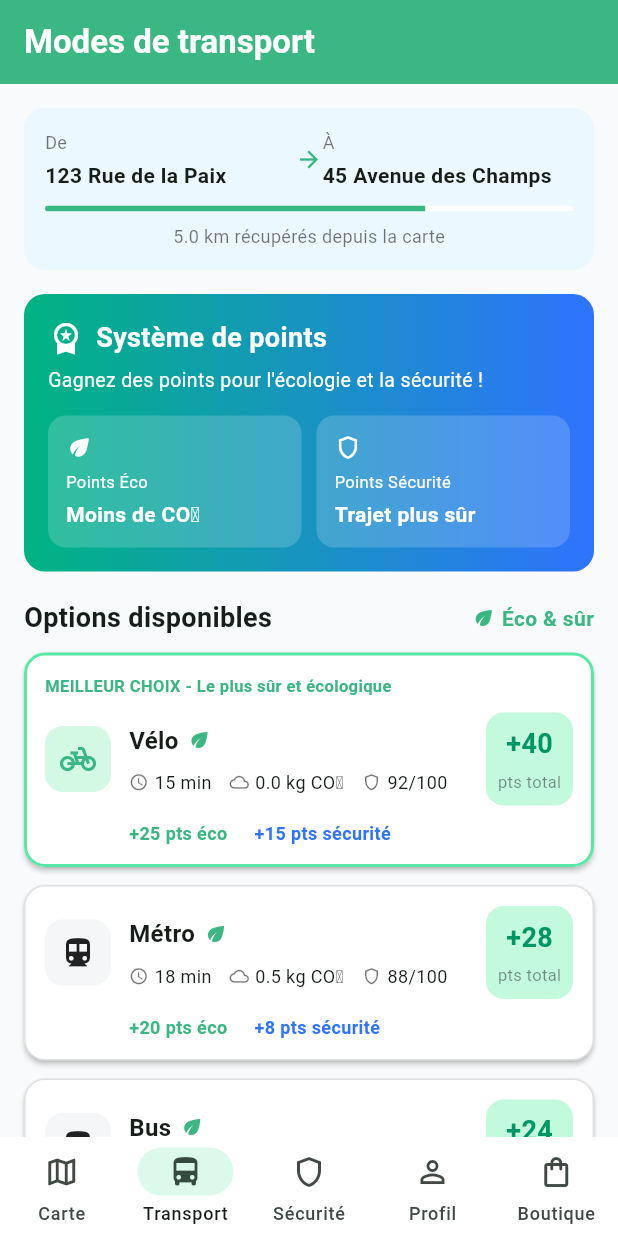
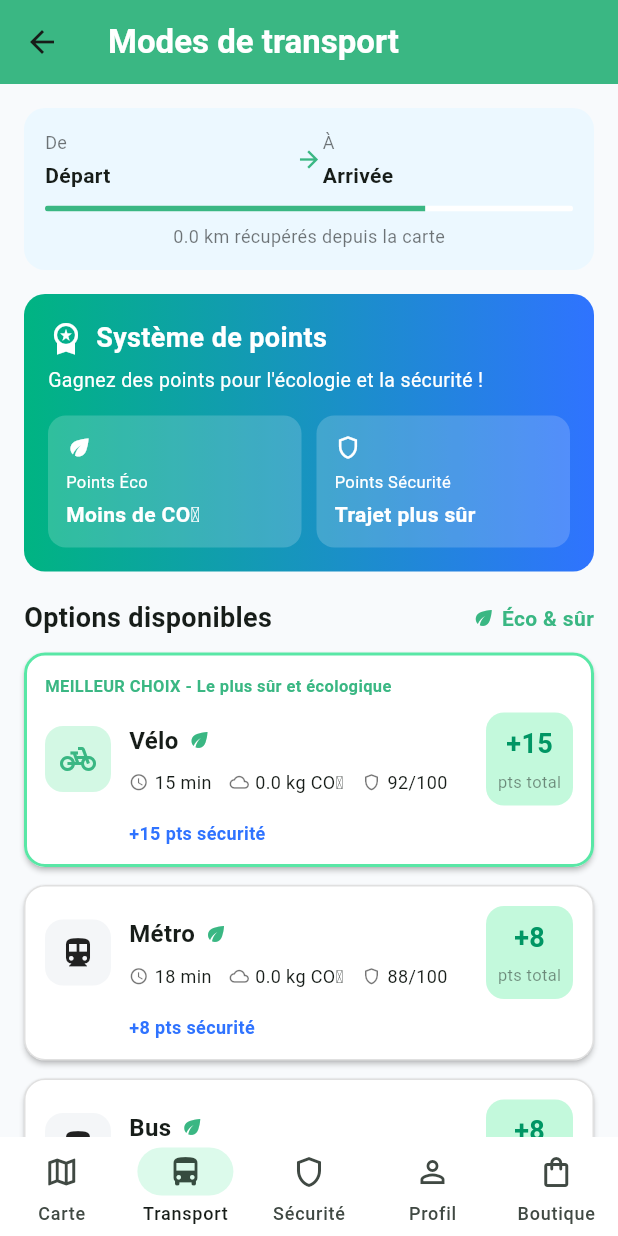
Before and after one commit to mzabisami/projetdebmobile, a Flutter app: the TransportScreen screen opened directly, on a phone screen of 412 x 824 dp. Run offline on Flutter 3.47's test engine with Material 3 defaults, Android fonts, the phone set to English and light mode, and no system bars; our stand-ins replace flutter_map, flutter_typeahead, geolocator, latlong2.

Commit message:
page transport ,calcul points

```diff
--- a/lib/fonctionnalites/carte/carte_page.dart
+++ b/lib/fonctionnalites/carte/carte_page.dart
@@ -5,7 +5,6 @@ import 'package:devmobile/fonctionnalites/carte/widgets/carte.dart';
 import 'package:devmobile/fonctionnalites/carte/widgets/typeahead.dart';
 import 'package:devmobile/fonctionnalites/carte/widgets/bandeau_infos_trajet.dart';
 import 'package:devmobile/composants/btn_icon_action.dart';
-import 'package:devmobile/composants/barre_navigation.dart';
 import 'package:devmobile/modeles/zone_danger.dart';
 import 'package:flutter/material.dart';
 import 'package:flutter_map/flutter_map.dart';
@@ -43,9 +42,11 @@ class _CartePageState extends State<CartePage> {
     if (estDepart) {
       _departController.text = lieu;
       ItineraireServices.depart = coordonnes;
+      ItineraireServices.departLabel = lieu.isNotEmpty ? lieu : 'Départ';
     } else {
       _arriveeController.text = lieu;
       ItineraireServices.arrivee = coordonnes;
+      ItineraireServices.arriveeLabel = lieu.isNotEmpty ? lieu : 'Arrivée';
     }
     if (ItineraireServices.depart != null && ItineraireServices.arrivee != null) {
       await ItineraireServices.calculerTousTrajets();
@@ -80,8 +81,11 @@ class _CartePageState extends State<CartePage> {
     ItineraireServices.arrivee = tempPos;
 
     String tempTxt = _departController.text;
+    final tempLabel = ItineraireServices.departLabel;
     _departController.text = _arriveeController.text;
     _arriveeController.text = tempTxt;
+    ItineraireServices.departLabel = ItineraireServices.arriveeLabel;
+    ItineraireServices.arriveeLabel = tempLabel;
 
     await ItineraireServices.calculerTousTrajets();
     _recadrerCarte();
@@ -166,7 +170,6 @@ class _CartePageState extends State<CartePage> {
           children: [
             _buildBarreRecherche(),
             _buildZoneCarte(),
-            barreNavigation(),
           ],
         ),
       ),
--- a/lib/fonctionnalites/carte/itineraire_services.dart
+++ b/lib/fonctionnalites/carte/itineraire_services.dart
@@ -7,6 +7,8 @@ import 'package:latlong2/latlong.dart';
 class ItineraireServices {
   static LatLng? depart;
   static LatLng? arrivee;
+  static String departLabel = 'Départ';
+  static String arriveeLabel = 'Arrivée';
   static String modeActuel = 'foot';
   static Map<String, InfosTrajet> trajetsParMode = {
     'foot': InfosTrajet(mode: 'foot'),
--- a/lib/main.dart
+++ b/lib/main.dart
@@ -1,3 +1,4 @@
+import 'package:devmobile/fonctionnalites/carte/carte_page.dart';
 import 'package:devmobile/transport_screen.dart';
 import 'package:flutter/material.dart';
 
@@ -5,8 +6,21 @@ void main() {
   runApp(const EcoSafe());
 }
 
-class EcoSafe extends StatelessWidget {
+class EcoSafe extends StatefulWidget {
   const EcoSafe({super.key});
+
+  @override
+  State<EcoSafe> createState() => _EcoSafeState();
+}
+
+class _EcoSafeState extends State<EcoSafe> {
+  int _selectedIndex = 0;
+
+  static const List<Widget> _pages = <Widget>[
+    CartePage(),
+    TransportScreen(),
+    _PlaceholderPage(title: 'Sécurité'),
+  ];
 
   @override
   Widget build(BuildContext context) {
@@ -19,7 +33,36 @@ class EcoSafe extends StatelessWidget {
         ),
         useMaterial3: true,
       ),
-      home: const TransportScreen(),
+      home: Scaffold(
+        body: _pages[_selectedIndex],
+        bottomNavigationBar: NavigationBar(
+          selectedIndex: _selectedIndex,
+          onDestinationSelected: (index) {
+            setState(() => _selectedIndex = index);
+          },
+          destinations: const [
+            NavigationDestination(icon: Icon(Icons.map_outlined), label: 'Carte'),
+            NavigationDestination(icon: Icon(Icons.directions_bus), label: 'Transport'),
+            NavigationDestination(icon: Icon(Icons.shield_outlined), label: 'Sécurité'),
+          ],
+        ),
+      ),
     );
   }
 }
+
+class _PlaceholderPage extends StatelessWidget {
+  const _PlaceholderPage({required this.title});
+
+  final String title;
+
+  @override
+  Widget build(BuildContext context) {
+    return Center(
+      child: Text(
+        title,
+        style: const TextStyle(fontSize: 18, fontWeight: FontWeight.w600),
+      ),
+    );
+  }
+}
--- a/lib/transport_screen.dart
+++ b/lib/transport_screen.dart
@@ -1,9 +1,21 @@
+import 'package:devmobile/fonctionnalites/carte/itineraire_services.dart';
+import 'package:devmobile/modeles/infos_trajets.dart';
 import 'package:devmobile/points_service.dart';
 import 'package:flutter/material.dart';
 
 const Color vertEcoSafe = Color.fromARGB(255, 58, 183, 131);
 const Color bleuSecurite = Color.fromARGB(255, 47, 115, 255);
 const Color fondEcran = Color.fromARGB(255, 248, 250, 252);
+
+DonneesTrajet trajetDepuisItineraire() {
+  final trajet = ItineraireServices.trajetsParMode[ItineraireServices.modeActuel] ?? InfosTrajet(mode: ItineraireServices.modeActuel);
+  final distance = trajet.distance > 0 ? trajet.distance : (ItineraireServices.trajetsParMode['car']?.distance ?? 0.0);
+  return DonneesTrajet(
+    depart: ItineraireServices.departLabel,
+    arrivee: ItineraireServices.arriveeLabel,
+    distanceKm: distance,
+  );
+}
 
 class DonneesTrajet {
   const DonneesTrajet({
@@ -130,15 +142,15 @@ List<TransportMode> calculerOptionsTransport({
 }
 
 class TransportScreen extends StatelessWidget {
-  const TransportScreen({super.key, this.trajet = trajetExemple});
+  const TransportScreen({super.key, this.trajet});
 
-  // Plus tard, la page Carte appellera TransportScreen(trajet: vraiesDonnees).
-  final DonneesTrajet trajet;
+  final DonneesTrajet? trajet;
 
   @override
   Widget build(BuildContext context) {
+    final trajetActuel = trajet ?? trajetDepuisItineraire();
     final options = calculerOptionsTransport(
-      trajet: trajet,
+      trajet: trajetActuel,
       transports: transportsMock,
     );
     final meilleurChoix = options.first;
@@ -155,7 +167,7 @@ class TransportScreen extends StatelessWidget {
       body: ListView(
         padding: const EdgeInsets.all(16),
         children: [
-          _resumeTrajet(),
+          _resumeTrajet(trajetActuel),
           const SizedBox(height: 16),
           _cartePoints(),
           const SizedBox(height: 18),
@@ -173,7 +185,7 @@ class TransportScreen extends StatelessWidget {
     );
   }
 
-  Widget _resumeTrajet() {
+  Widget _resumeTrajet(DonneesTrajet trajetActuel) {
     return Container(
       padding: const EdgeInsets.all(14),
       decoration: BoxDecoration(
@@ -184,9 +196,9 @@ class TransportScreen extends StatelessWidget {
         children: [
           Row(
             children: [
-              Expanded(child: _adresse('De', trajet.depart)),
+              Expanded(child: _adresse('De', trajetActuel.depart)),
               const Icon(Icons.arrow_forward, color: vertEcoSafe, size: 18),
-              Expanded(child: _adresse('À', trajet.arrivee)),
+              Expanded(child: _adresse('À', trajetActuel.arrivee)),
             ],
           ),
           const SizedBox(height: 10),
@@ -201,7 +213,7 @@ class TransportScreen extends StatelessWidget {
           ),
           const SizedBox(height: 8),
           Text(
-            '${trajet.distanceKm.toStringAsFixed(1)} km récupérés depuis la carte',
+            '${trajetActuel.distanceKm.toStringAsFixed(1)} km récupérés depuis la carte',
             style: const TextStyle(color: Colors.black54, fontSize: 12),
           ),
         ],
```
Also changed, not shown: 1 other file.
